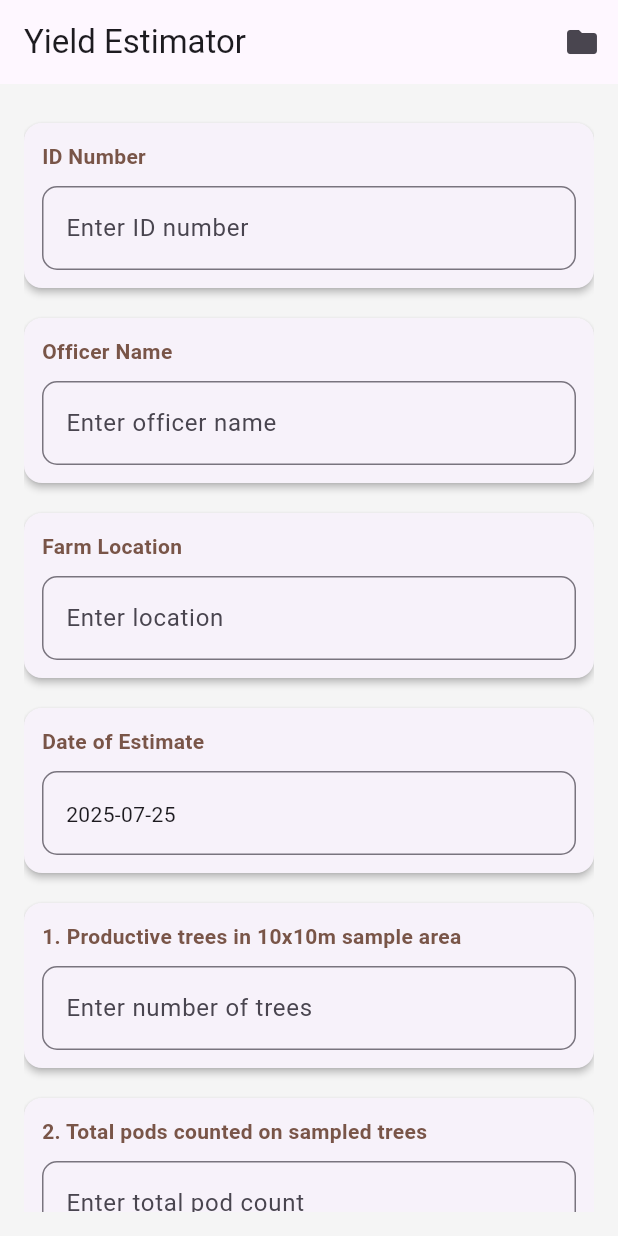
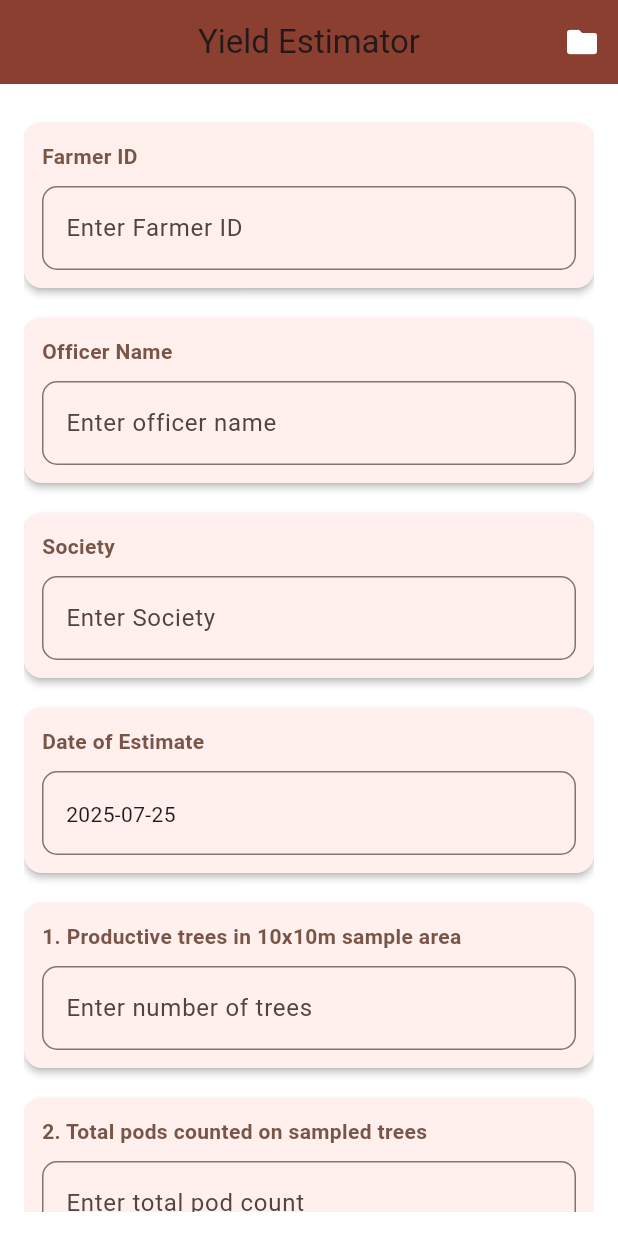
Before and after one commit to MaigahAfrica/yield_estimator, a Flutter app: the screen it shows after launch, on a phone screen of 412 x 824 dp. Run offline on Flutter 3.47's test engine with Material 3 defaults, Android fonts, the phone set to English and light mode, and no system bars; our stand-ins replace csv, hive_flutter, location, permission_handler, share_plus; accounts and stored records are empty.

Commit message:
Styled app with FEDCO theme and Material 3

```diff
--- a/lib/main.dart
+++ b/lib/main.dart
@@ -7,7 +7,6 @@ import 'package:share_plus/share_plus.dart';
 import 'package:intl/intl.dart';
 import 'package:location/location.dart';
 import 'package:permission_handler/permission_handler.dart';
-
 
 const String yieldBoxName = 'yield_data';
 
@@ -19,23 +18,58 @@ void main() async {
 }
 
 class YieldEstimatorApp extends StatelessWidget {
+  const YieldEstimatorApp({super.key});
   @override
   Widget build(BuildContext context) {
     return MaterialApp(
       title: 'Yield Estimator',
         theme: ThemeData(
-        primarySwatch: Colors.brown,
-        scaffoldBackgroundColor: Colors.grey[100],
+          useMaterial3: true,
+          primaryColor: Color(0xFF8A3E2F),
+          scaffoldBackgroundColor: Colors.white,
+          colorScheme: ColorScheme.fromSeed(
+            seedColor: Color(0xFF8A3E2F),
+            primary: Color(0xFF8A3E2F),        // Cocoa brown
+            secondary: Color(0xFF1D8A3F),      // Deep green
+            surface: Colors.white,
+            onPrimary: Colors.white,
+            onSecondary: Colors.white,
+          ),
+          appBarTheme: AppBarTheme(
+            backgroundColor: Color(0xFF8A3E2F),
+            foregroundColor: Colors.white,
+            centerTitle: true,
+            elevation: 2,
+            titleTextStyle: TextStyle(
+              fontSize: 20,
+              fontWeight: FontWeight.bold,
+              color: Colors.white,
+            ),
+          ),
+          filledButtonTheme: FilledButtonThemeData(
+            style: FilledButton.styleFrom(
+              backgroundColor: Color(0xFF8A3E2F),
+              foregroundColor: Colors.white,
+              shape: RoundedRectangleBorder(borderRadius: BorderRadius.circular(10)),
+            ),
+          ),
           inputDecorationTheme: InputDecorationTheme(
             border: OutlineInputBorder(borderRadius: BorderRadius.circular(10)),
+            focusedBorder: OutlineInputBorder(
+              borderSide: BorderSide(color: Color(0xFF8A3E2F), width: 2),
             ),
           ),
+        ),
+
+
         home: YieldEstimatorPage(),
     );
   }
 }
 
 class YieldEstimatorPage extends StatefulWidget {
+  const YieldEstimatorPage({super.key});
+
   @override
   _YieldEstimatorPageState createState() => _YieldEstimatorPageState();
 }
@@ -52,8 +86,7 @@ class _YieldEstimatorPageState extends State<YieldEstimatorPage> {
   DateTime _selectedDate = DateTime.now();
   String _gpsLocation = 'Not set';
 
-
-  Map<String, bool> _conditions = {
+  final Map<String, bool> _conditions = {
     'Little or no pruning': false,
     'Lack of weeding': false,
     'High tree density': false,
@@ -66,6 +99,7 @@ class _YieldEstimatorPageState extends State<YieldEstimatorPage> {
   double _adjustmentFactor() {
     return _conditions.values.where((v) => v).length * 0.05;
   }
+
   void _resetFields() {
     _idNumberController.clear();
     _officerController.clear();
@@ -78,7 +112,6 @@ class _YieldEstimatorPageState extends State<YieldEstimatorPage> {
     _gpsLocation = 'Not set';
     _conditions.updateAll((key, value) => false);
   }
-
 
   Future<void> _fetchLocation() async {
     final permission = await Permission.location.request();
@@ -142,15 +175,12 @@ class _YieldEstimatorPageState extends State<YieldEstimatorPage> {
       'conditions': Map.from(_conditions),
       'timestamp': _selectedDate.toIso8601String(),
       'gps': _gpsLocation,
-
     };
 
     Hive.box(yieldBoxName).add(record);
 
     setState(() {
-      _result = '''Tree Density: ${treeDensity.toStringAsFixed(1)} trees/ha
-Adjusted Yield/ha: ${adjustedYieldPerHectare.toStringAsFixed(2)} kg
-Estimated Volume: ${estimatedVolume.toStringAsFixed(2)} kg\nSaved Locally ✅''';
+      _result = '''Tree Density: ${treeDensity.toStringAsFixed(1)} trees/ha\nAdjusted Yield/ha: ${adjustedYieldPerHectare.toStringAsFixed(2)} kg\nEstimated Volume: ${estimatedVolume.toStringAsFixed(2)} kg\nSaved Locally ✅''';
     });
     Future.delayed(Duration(seconds: 1), () {
       setState(() {
@@ -158,7 +188,6 @@ Estimated Volume: ${estimatedVolume.toStringAsFixed(2)} kg\nSaved Locally ✅'''
       });
     });
   }
-
 
   Widget buildCard(String title, Widget child) {
     return Card(
@@ -184,27 +213,32 @@ Estimated Volume: ${estimatedVolume.toStringAsFixed(2)} kg\nSaved Locally ✅'''
   @override
   Widget build(BuildContext context) {
     return Scaffold(
-      appBar: AppBar(title: Text('Yield Estimator'), actions: [
+      appBar: AppBar(
+        title: Text('Yield Estimator',
+            style: Theme.of(context).textTheme.titleLarge),
+        actions: [
           IconButton(
             icon: Icon(Icons.folder),
             onPressed: () {
               Navigator.push(
                 context,
-                MaterialPageRoute(
-                    builder: (_) => SavedRecordsPage()));
+                MaterialPageRoute(builder: (_) => SavedRecordsPage()),
+              );
             },
           )
-      ]),
+        ],
+      ),
       body: Padding(
         padding: const EdgeInsets.all(16.0),
         child: Form(
           key: _formKey,
-          child: ListView(children: [
-            buildCard("ID Number",
+          child: ListView(
+            children: [
+              buildCard("Farmer ID",
                 TextFormField(
                   controller: _idNumberController,
                   keyboardType: TextInputType.text,
-                decoration: InputDecoration(hintText: 'Enter ID number'),
+                  decoration: InputDecoration(hintText: 'Enter Farmer ID'),
                 ),
               ),
               buildCard("Officer Name",
@@ -214,11 +248,11 @@ Estimated Volume: ${estimatedVolume.toStringAsFixed(2)} kg\nSaved Locally ✅'''
                   decoration: InputDecoration(hintText: 'Enter officer name'),
                 ),
               ),
-            buildCard("Farm Location",
+              buildCard("Society",
                 TextFormField(
                   controller: _locationController,
                   keyboardType: TextInputType.text,
-                decoration: InputDecoration(hintText: 'Enter location'),
+                  decoration: InputDecoration(hintText: 'Enter Society'),
                 ),
               ),
               buildCard("Date of Estimate",
@@ -234,8 +268,7 @@ Estimated Volume: ${estimatedVolume.toStringAsFixed(2)} kg\nSaved Locally ✅'''
                     }
                   },
                   child: InputDecorator(
-                  decoration: InputDecoration(
-                      hintText: 'Select date'),
+                    decoration: InputDecoration(hintText: 'Select date'),
                     child: Text(DateFormat('yyyy-MM-dd').format(_selectedDate)),
                   ),
                 ),
@@ -270,15 +303,25 @@ Estimated Volume: ${estimatedVolume.toStringAsFixed(2)} kg\nSaved Locally ✅'''
               ),
               buildCard("5. Local Conditions (tick if applicable)",
                 Column(
-                children: _conditions.keys.map((key) => CheckboxListTile(
-                  title: Text(key),
-                  value: _conditions[key],
-                  onChanged: (val) => setState(() => _conditions[key] = val ?? false),
-                )).toList(),
+                  children: _conditions.keys.map((key) {
+                    return Row(
+                      mainAxisAlignment: MainAxisAlignment.spaceBetween,
+                      children: [
+                        Expanded(child: Text(key)),
+                        Switch.adaptive(
+                          value: _conditions[key]!,
+                          onChanged: (val) {
+                            setState(() {
+                              _conditions[key] = val;
+                            });
+                          },
+                        ),
+                      ],
+                    );
+                  }).toList(),
                 ),
               ),
-            buildCard(
-              "GPS Location",
+              buildCard("GPS Location",
                 Column(
                   crossAxisAlignment: CrossAxisAlignment.start,
                   children: [
@@ -291,36 +334,41 @@ Estimated Volume: ${estimatedVolume.toStringAsFixed(2)} kg\nSaved Locally ✅'''
                   ],
                 ),
               ),
-            ElevatedButton(
+              FilledButton(
                 onPressed: _calculateYield,
                 child: Text('Estimate Yield'),
-              style: ElevatedButton.styleFrom(
-                backgroundColor: Colors.brown,
-                foregroundColor: Colors.white,
-                shape: RoundedRectangleBorder(borderRadius: BorderRadius.circular(10)),
+                style: FilledButton.styleFrom(
+                  shape: RoundedRectangleBorder(borderRadius: BorderRadius.circular(12)),
                 ),
               ),
               SizedBox(height: 20),
               if (_result.isNotEmpty)
                 Card(
-                elevation: 2,
-                shape: RoundedRectangleBorder(borderRadius: BorderRadius.circular(12)),
+                  elevation: 3,
+                  margin: const EdgeInsets.symmetric(vertical: 10),
                   child: Padding(
                     padding: const EdgeInsets.all(16.0),
-                  child: Text(_result,
-                    style: TextStyle(fontSize: 16, fontWeight: FontWeight.w600),
+                    child: Text(
+                      _result,
+                      style: Theme.of(context).textTheme.bodyMedium?.copyWith(
+                        fontWeight: FontWeight.w600,
+                        height: 1.4,
                       ),
                     ),
-              )
-          ]),
+                  ),
+                ),
+            ],
+          ),
         ),
       ),
     );
   }
 }
+
+// SavedRecordsPage is assumed to be already defined after this
 String generateCSV(List<Map<String, dynamic>> records) {
   List<List<dynamic>> rows = [
-    ['ID', 'Officer', 'Location', 'Date', 'Yield/Ha', 'Volume', 'GPS','adjustmentPercentage']
+    ['Farmer ID', 'Officer', 'Society', 'Date', 'Yield/Ha', 'Volume', 'Adjustment %', 'GPS']
   ];
 
   for (final record in records) {
@@ -328,18 +376,21 @@ String generateCSV(List<Map<String, dynamic>> records) {
       record['idNumber'] ?? '',
       record['officer'] ?? '',
       record['location'] ?? '',
-      record['timestamp'] ?? '',
+      record['timestamp']?.substring(0, 10) ?? '',
       (record['yieldPerHa'] ?? 0).toStringAsFixed(2),
-      record['adjustmentPercentage']
       (record['volume'] ?? 0).toStringAsFixed(2),
+      (record['adjustmentPercentage'] ?? 0).toStringAsFixed(0) + '%',
       record['gps'] ?? '',
     ]);
   }
 
+
+
   return const ListToCsvConverter().convert(rows);
 }
+class SavedRecordsPage extends StatefulWidget {
+  const SavedRecordsPage({super.key});
 
-class SavedRecordsPage extends StatefulWidget {
   @override
   _SavedRecordsPageState createState() => _SavedRecordsPageState();
 }
@@ -348,6 +399,17 @@ class _SavedRecordsPageState extends State<SavedRecordsPage> {
   Box<dynamic> yieldBox = Hive.box(yieldBoxName);
   Set<int> selectedIndices = {};
   bool selectionMode = false;
+
+  void selectAll() {
+    setState(() {
+      selectedIndices = Set.from(List.generate(yieldBox.length, (i) => i));
+      selectionMode = true;
+    });
+  }
+
+
+
+
 
   void toggleSelection(int index) {
     setState(() {
@@ -370,8 +432,7 @@ class _SavedRecordsPageState extends State<SavedRecordsPage> {
 
   void exportCSV() async {
     List<List<dynamic>> rows = [
-      ['ID', 'Officer', 'Location', 'Date', 'Yield/Ha', 'Volume', 'GPS']
-
+      ['Farmer ID', 'Officer', 'Society', 'Date', 'Yield/Ha', 'Volume', 'GPS', 'Adjustment %']
     ];
 
     for (int index in selectedIndices.isEmpty
@@ -386,6 +447,7 @@ class _SavedRecordsPageState extends State<SavedRecordsPage> {
         (record['yieldPerHa'] ?? 0).toStringAsFixed(2),
         (record['volume'] ?? 0).toStringAsFixed(2),
         record['gps'] ?? '',
+        (record['adjustmentPercentage'] ?? 0).toStringAsFixed(0) + '%',
       ]);
     }
 
@@ -394,7 +456,7 @@ class _SavedRecordsPageState extends State<SavedRecordsPage> {
     final path = '${dir!.path}/yield_estimates.csv';
     final file = File(path);
     await file.writeAsString(csv);
-
+    if (!mounted) return;
     ScaffoldMessenger.of(context).showSnackBar(SnackBar(
       content: Text('CSV saved to $path'),
     ));
@@ -402,7 +464,7 @@ class _SavedRecordsPageState extends State<SavedRecordsPage> {
 
   void shareSelected() async {
     List<List<dynamic>> rows = [
-      ['ID', 'Officer', 'Location', 'Date', 'Yield/Ha', 'Volume', 'GPS']
+      ['Farmer ID', 'Officer', 'Society', 'Date', 'Yield/Ha', 'Volume', 'GPS', 'Adjustment %']
     ];
 
     for (int index in selectedIndices.isEmpty
@@ -417,6 +479,7 @@ class _SavedRecordsPageState extends State<SavedRecordsPage> {
         (record['yieldPerHa'] ?? 0).toStringAsFixed(2),
         (record['volume'] ?? 0).toStringAsFixed(2),
         record['gps'] ?? '',
+        (record['adjustmentPercentage'] ?? 0).toStringAsFixed(0) + '%',
       ]);
     }
 
@@ -425,15 +488,16 @@ class _SavedRecordsPageState extends State<SavedRecordsPage> {
     final path = '${dir!.path}/yield_estimates_shared.csv';
     final file = File(path);
     await file.writeAsString(csv);
-  }
-  Future<void> shareCSV(String path) async {
-    final file = XFile(path);
+
     await Share.shareXFiles(
-      [file],
+      [XFile(path)],
       text: 'Yield Estimates CSV attached.',
       subject: 'Yield Estimates',
     );
+
+
   }
+
   void editRecord(int index) {
     final record = Map<String, dynamic>.from(yieldBox.getAt(index));
 
@@ -452,7 +516,7 @@ class _SavedRecordsPageState extends State<SavedRecordsPage> {
             children: [
               TextField(
                 controller: idController,
-                decoration: InputDecoration(labelText: 'ID Number'),
+                decoration: InputDecoration(labelText: 'Farmer ID'),
                 maxLength: 50,
               ),
               TextField(
@@ -462,7 +526,7 @@ class _SavedRecordsPageState extends State<SavedRecordsPage> {
               ),
               TextField(
                 controller: locationController,
-                decoration: InputDecoration(labelText: 'Location'),
+                decoration: InputDecoration(labelText: 'Society'),
                 maxLength: 50,
               ),
               TextField(
@@ -505,23 +569,48 @@ class _SavedRecordsPageState extends State<SavedRecordsPage> {
   Widget build(BuildContext context) {
     return Scaffold(
       appBar: AppBar(
-        title: Text('Saved Records'),
-        actions: [
-          if (selectionMode) ...[
+        backgroundColor: selectionMode ? Colors.brown[300] : null,
+        title: Text(
+          selectionMode ? '${selectedIndices.length} selected' : 'Saved Records',
+          style: Theme.of(context).textTheme.titleLarge?.copyWith(color: Colors.white),
+        ),
+        actions: selectionMode
+            ? [
+          IconButton(
+            icon: Icon(
+              selectedIndices.length == yieldBox.length
+                  ? Icons.check_box_outline_blank
+                  : Icons.select_all,
+            ),
+            tooltip: selectedIndices.length == yieldBox.length
+                ? 'Deselect All'
+                : 'Select All',
+            onPressed: () {
+              if (selectedIndices.length == yieldBox.length) {
+                clearSelection();
+              } else {
+                selectAll();
+              }
+            },
+          ),
           IconButton(
             icon: Icon(Icons.download),
+            tooltip: 'Export CSV',
             onPressed: exportCSV,
           ),
           IconButton(
             icon: Icon(Icons.share),
+            tooltip: 'Share',
             onPressed: shareSelected,
           ),
           IconButton(
             icon: Icon(Icons.close),
+            tooltip: 'Cancel Selection',
             onPressed: clearSelection,
           ),
         ]
-        ],
+            : [],
+
       ),
       body: ValueListenableBuilder(
         valueListenable: yieldBox.listenable(),
@@ -547,20 +636,38 @@ class _SavedRecordsPageState extends State<SavedRecordsPage> {
                   onTap: () {
                     if (selectionMode) {
                       toggleSelection(index);
-                    } else {
+                    }
+                  },
+                  onDoubleTap: () {
+                    if (!selectionMode) {
                       editRecord(index);
                     }
                   },
+
                   child: Card(
                     color: selected ? Colors.brown[100] : null,
                     child: ExpansionTile(
-                      title: Text('ID: ${record['idNumber'] ?? ''}'),
+                      leading: selectionMode
+                          ? Checkbox(
+                              value: selected,
+                              onChanged: (_) => toggleSelection(index),
+                            )
+                          : null,
+                      title: Text('Farmer ID: ${record['idNumber'] ?? ''}'),
                       subtitle: Text('Officer: ${record['officer'] ?? ''}'),
                       children: [
-                        ListTile(title: Text('Location: ${record['location'] ?? ''}')),
-                        ListTile(title: Text('Date: ${record['timestamp']?.substring(0, 10) ?? ''}')),
-                        ListTile(title: Text('Yield/Ha: ${record['yieldPerHa'].toStringAsFixed(2)} kg')),
-                        ListTile(title: Text('Volume: ${record['volume'].toStringAsFixed(2)} kg')),
+                        ListTile(
+                            title:
+                                Text('Society: ${record['location'] ?? ''}')),
+                        ListTile(
+                            title: Text(
+                                'Date: ${record['timestamp']?.substring(0, 10) ?? ''}')),
+                        ListTile(
+                            title: Text(
+                                'Yield/Ha: ${record['yieldPerHa'].toStringAsFixed(2)} kg')),
+                        ListTile(
+                            title: Text(
+                                'Volume: ${record['volume'].toStringAsFixed(2)} kg')),
                         ListTile(title: Text('GPS: ${record['gps'] ?? 'N/A'}')),
                       ],
                     ),
--- a/pubspec.yaml
+++ b/pubspec.yaml
@@ -2,7 +2,7 @@ name: yield_estimator
 description: A simple offline cocoa yield estimation app.
 publish_to: "none"
 
-version: 1.0.0+1
+version: 1.0.1+1
 
 environment:
   sdk: ">=3.0.0 <4.0.0"
@@ -23,6 +23,7 @@ dev_dependencies:
   flutter_test:
     sdk: flutter
   flutter_launcher_icons: ^0.14.4
+  flutter_lints: ^6.0.0
 
 flutter:
   uses-material-design: true
```
Also changed, not shown: pubspec.lock, 1 other file. Lines whose indentation alone changed are shown as unchanged.
